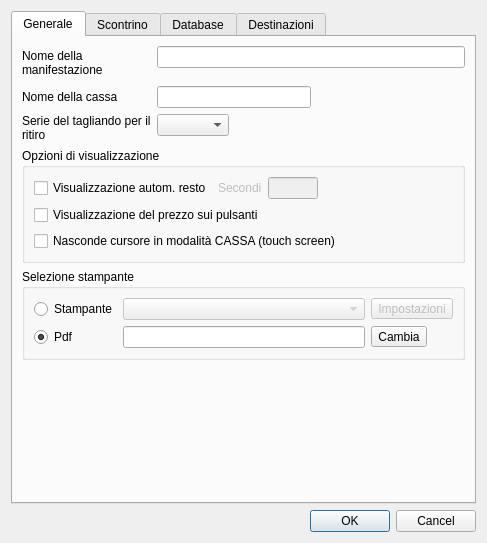
Above: src/configurazionedlg.ui from mtonin/gestcassa before the change. Below: the same form after it.
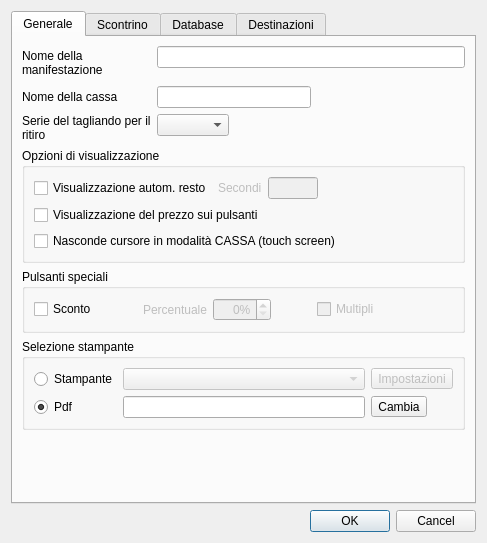
That is the form after the change. Icons and pictures are not drawn. Custom widgets are drawn as their Qt base class.

Commit message: - aggiunta gestione pulsante sconto

Diff of the .ui file:
```diff
--- a/src/configurazionedlg.ui
+++ b/src/configurazionedlg.ui
@@ -35,7 +35,7 @@
       <attribute name="title">
        <string>Generale</string>
       </attribute>
-      <layout class="QVBoxLayout" name="verticalLayout_2" stretch="0,0,0,1">
+      <layout class="QVBoxLayout" name="verticalLayout_2" stretch="0,0,0,0,1">
        <item>
         <layout class="QFormLayout" name="formLayout_2">
          <item row="0" column="0">
@@ -220,6 +220,97 @@
          </layout>
         </widget>
        </item>
+       <item>
+        <widget class="QGroupBox" name="groupBox">
+         <property name="title">
+          <string>Pulsanti speciali</string>
+         </property>
+         <layout class="QHBoxLayout" name="horizontalLayout_10" stretch="0,0,0,0,0,0,1">
+          <item>
+           <widget class="QCheckBox" name="attivaScontoBox">
+            <property name="text">
+             <string>Sconto</string>
+            </property>
+           </widget>
+          </item>
+          <item>
+           <spacer name="horizontalSpacer_4">
+            <property name="orientation">
+             <enum>Qt::Horizontal</enum>
+            </property>
+            <property name="sizeHint" stdset="0">
+             <size>
+              <width>40</width>
+              <height>20</height>
+             </size>
+            </property>
+           </spacer>
+          </item>
+          <item>
+           <widget class="QLabel" name="label_2">
+            <property name="enabled">
+             <bool>false</bool>
+            </property>
+            <property name="text">
+             <string>Percentuale</string>
+            </property>
+           </widget>
+          </item>
+          <item>
+           <widget class="QDoubleSpinBox" name="percentualeScontoTxt">
+            <property name="enabled">
+             <bool>false</bool>
+            </property>
+            <property name="alignment">
+             <set>Qt::AlignRight|Qt::AlignTrailing|Qt::AlignVCenter</set>
+            </property>
+            <property name="suffix">
+             <string>%</string>
+            </property>
+            <property name="decimals">
+             <number>0</number>
+            </property>
+           </widget>
+          </item>
+          <item>
+           <spacer name="horizontalSpacer_5">
+            <property name="orientation">
+             <enum>Qt::Horizontal</enum>
+            </property>
+            <property name="sizeHint" stdset="0">
+             <size>
+              <width>40</width>
+              <height>20</height>
+             </size>
+            </property>
+           </spacer>
+          </item>
+          <item>
+           <widget class="QCheckBox" name="scontiMultipliBox">
+            <property name="enabled">
+             <bool>false</bool>
+            </property>
+            <property name="text">
+             <string>Multipli</string>
+            </property>
+           </widget>
+          </item>
+          <item>
+           <spacer name="horizontalSpacer_13">
+            <property name="orientation">
+             <enum>Qt::Horizontal</enum>
+            </property>
+            <property name="sizeHint" stdset="0">
+             <size>
+              <width>40</width>
+              <height>20</height>
+             </size>
+            </property>
+           </spacer>
+          </item>
+         </layout>
+        </widget>
+       </item>
        <item>
         <widget class="QGroupBox" name="groupBox_2">
          <property name="title">
```
Left out of the diff: 16 changed lines with no effect on the pictures. The commit also changes 9 other files.
